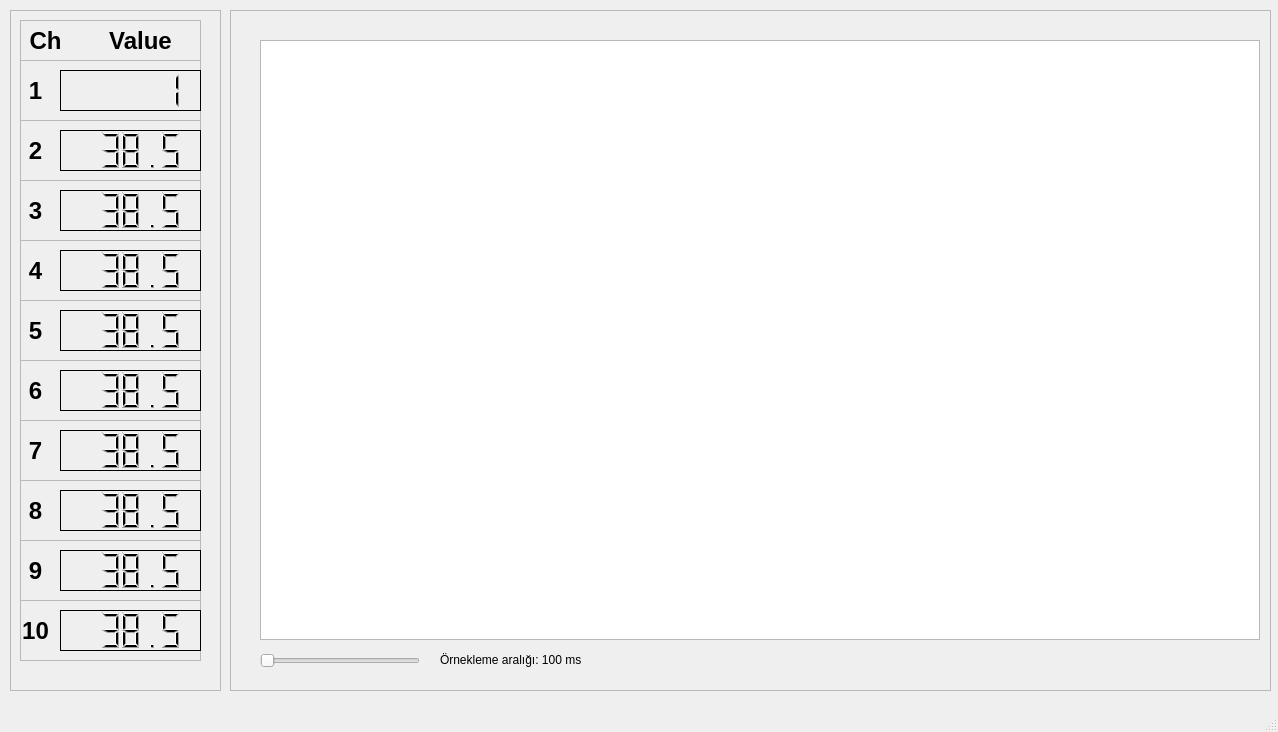
This is DataLogger/HexLogger/mainwindow.ui in KamilKAYA/Qt as Qt 5 draws it before an edit. The edited form follows.
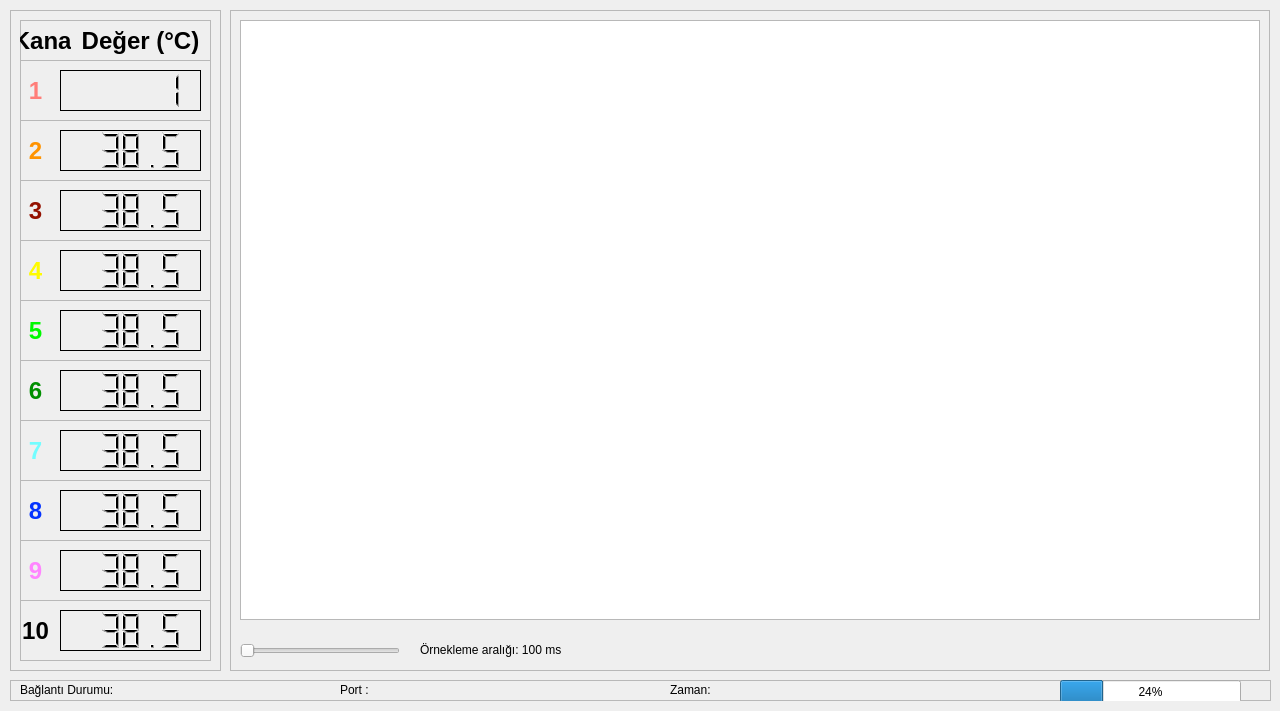
This is the edited form.

Diff of the .ui file:
```diff
--- a/DataLogger/HexLogger/mainwindow.ui
+++ b/DataLogger/HexLogger/mainwindow.ui
@@ -6,12 +6,57 @@
    <rect>
     <x>0</x>
     <y>0</y>
-    <width>1278</width>
-    <height>732</height>
+    <width>1280</width>
+    <height>711</height>
    </rect>
   </property>
+  <property name="minimumSize">
+   <size>
+    <width>1280</width>
+    <height>710</height>
+   </size>
+  </property>
+  <property name="maximumSize">
+   <size>
+    <width>16777215</width>
+    <height>16777215</height>
+   </size>
+  </property>
   <property name="windowTitle">
-   <string>MainWindow</string>
+   <string extracomment="Bu proje Kamil KAYA tarafından Hextio adına Qt'de açık kaynaklı olarak yazılmıştır.">Hextio Data Logger</string>
+  </property>
+  <property name="styleSheet">
+   <string notr="true">QLabel#item_label_1{
+	color: rgb(255, 126, 121);
+}
+QLabel#item_label_2{
+	color:rgb(255, 147, 0);
+}
+QLabel#item_label_3{
+	color: rgb(148, 17, 0);
+}
+QLabel#item_label_4{
+	color:rgb(255, 251, 0);
+}
+QLabel#item_label_5{
+	color: rgb(0, 249, 0);
+}
+QLabel#item_label_6{
+	color: rgb(0, 143, 0);
+}
+QLabel#item_label_7{
+	color: rgb(115, 253, 255);
+}
+QLabel#item_label_8{
+	color:rgb(4, 51, 255);
+}
+QLabel#item_label_9{
+	color:rgb(255, 133, 255);
+
+}
+QLabel#item_label_10{
+	color:rgb(148, 23, 81);
+}</string>
   </property>
   <widget class="QWidget" name="centralwidget">
    <widget class="QFrame" name="temperatures">
@@ -20,7 +65,7 @@
       <x>10</x>
       <y>10</y>
       <width>211</width>
-      <height>681</height>
+      <height>661</height>
      </rect>
     </property>
     <property name="frameShape">
@@ -34,7 +79,7 @@
       <rect>
        <x>10</x>
        <y>50</y>
-       <width>181</width>
+       <width>191</width>
        <height>61</height>
       </rect>
      </property>
@@ -104,7 +149,7 @@
       <rect>
        <x>10</x>
        <y>110</y>
-       <width>181</width>
+       <width>191</width>
        <height>61</height>
       </rect>
      </property>
@@ -171,7 +216,7 @@
       <rect>
        <x>10</x>
        <y>170</y>
-       <width>181</width>
+       <width>191</width>
        <height>61</height>
       </rect>
      </property>
@@ -238,7 +283,7 @@
       <rect>
        <x>10</x>
        <y>230</y>
-       <width>181</width>
+       <width>191</width>
        <height>61</height>
       </rect>
      </property>
@@ -305,7 +350,7 @@
       <rect>
        <x>10</x>
        <y>290</y>
-       <width>181</width>
+       <width>191</width>
        <height>61</height>
       </rect>
      </property>
@@ -372,7 +417,7 @@
       <rect>
        <x>10</x>
        <y>350</y>
-       <width>181</width>
+       <width>191</width>
        <height>61</height>
       </rect>
      </property>
@@ -439,7 +484,7 @@
       <rect>
        <x>10</x>
        <y>410</y>
-       <width>181</width>
+       <width>191</width>
        <height>61</height>
       </rect>
      </property>
@@ -506,7 +551,7 @@
       <rect>
        <x>10</x>
        <y>470</y>
-       <width>181</width>
+       <width>191</width>
        <height>61</height>
       </rect>
      </property>
@@ -573,7 +618,7 @@
       <rect>
        <x>10</x>
        <y>530</y>
-       <width>181</width>
+       <width>191</width>
        <height>61</height>
       </rect>
      </property>
@@ -640,7 +685,7 @@
       <rect>
        <x>10</x>
        <y>590</y>
-       <width>181</width>
+       <width>191</width>
        <height>61</height>
       </rect>
      </property>
@@ -707,7 +752,7 @@
       <rect>
        <x>10</x>
        <y>10</y>
-       <width>181</width>
+       <width>191</width>
        <height>41</height>
       </rect>
      </property>
@@ -734,7 +779,7 @@
        </font>
       </property>
       <property name="text">
-       <string>Ch</string>
+       <string>Kanal</string>
       </property>
       <property name="alignment">
        <set>Qt::AlignCenter</set>
@@ -757,7 +802,7 @@
        </font>
       </property>
       <property name="text">
-       <string>Value</string>
+       <string>Değer (°C)</string>
       </property>
       <property name="alignment">
        <set>Qt::AlignCenter</set>
@@ -770,10 +815,22 @@
      <rect>
       <x>230</x>
       <y>10</y>
-      <width>1041</width>
-      <height>681</height>
+      <width>1040</width>
+      <height>661</height>
      </rect>
     </property>
+    <property name="minimumSize">
+     <size>
+      <width>1040</width>
+      <height>0</height>
+     </size>
+    </property>
+    <property name="maximumSize">
+     <size>
+      <width>1040</width>
+      <height>16777215</height>
+     </size>
+    </property>
     <property name="frameShape">
      <enum>QFrame::StyledPanel</enum>
     </property>
@@ -783,9 +840,9 @@
     <widget class="QGraphicsView" name="graphicsView">
      <property name="geometry">
       <rect>
-       <x>30</x>
-       <y>30</y>
-       <width>1000</width>
+       <x>10</x>
+       <y>10</y>
+       <width>1020</width>
        <height>600</height>
       </rect>
      </property>
@@ -797,13 +854,13 @@
      </property>
      <property name="minimumSize">
       <size>
-       <width>1000</width>
+       <width>1020</width>
        <height>600</height>
       </size>
      </property>
      <property name="maximumSize">
       <size>
-       <width>1000</width>
+       <width>1020</width>
        <height>600</height>
       </size>
      </property>
@@ -823,8 +880,8 @@
     <widget class="QSlider" name="scaleBar">
      <property name="geometry">
       <rect>
-       <x>30</x>
-       <y>640</y>
+       <x>10</x>
+       <y>630</y>
        <width>160</width>
        <height>22</height>
       </rect>
@@ -851,8 +908,8 @@
     <widget class="QLabel" name="timeScaleLabel">
      <property name="geometry">
       <rect>
-       <x>210</x>
-       <y>640</y>
+       <x>190</x>
+       <y>630</y>
        <width>361</width>
        <height>20</height>
       </rect>
@@ -862,18 +919,75 @@
      </property>
     </widget>
    </widget>
+   <widget class="QFrame" name="statusBar">
+    <property name="geometry">
+     <rect>
+      <x>10</x>
+      <y>680</y>
+      <width>1261</width>
+      <height>21</height>
+     </rect>
+    </property>
+    <property name="frameShape">
+     <enum>QFrame::StyledPanel</enum>
+    </property>
+    <property name="frameShadow">
+     <enum>QFrame::Raised</enum>
+    </property>
+    <widget class="QLabel" name="connectionStatusLabel">
+     <property name="geometry">
+      <rect>
+       <x>10</x>
+       <y>0</y>
+       <width>261</width>
+       <height>20</height>
+      </rect>
+     </property>
+     <property name="text">
+      <string>Bağlantı Durumu:</string>
+     </property>
+    </widget>
+    <widget class="QLabel" name="connectionPortName">
+     <property name="geometry">
+      <rect>
+       <x>330</x>
+       <y>0</y>
+       <width>331</width>
+       <height>20</height>
+      </rect>
+     </property>
+     <property name="text">
+      <string>Port :</string>
+     </property>
+    </widget>
+    <widget class="QProgressBar" name="progressBar">
+     <property name="geometry">
+      <rect>
+       <x>1050</x>
+       <y>0</y>
+       <width>181</width>
+       <height>23</height>
+      </rect>
+     </property>
+     <property name="value">
+      <number>24</number>
+     </property>
+    </widget>
+    <widget class="QLabel" name="reelTimeTrig">
+     <property name="geometry">
+      <rect>
+       <x>660</x>
+       <y>0</y>
+       <width>321</width>
+       <height>20</height>
+      </rect>
+     </property>
+     <property name="text">
+      <string>Zaman:</string>
+     </property>
+    </widget>
+   </widget>
   </widget>
-  <widget class="QMenuBar" name="menubar">
-   <property name="geometry">
-    <rect>
-     <x>0</x>
-     <y>0</y>
-     <width>1278</width>
-     <height>22</height>
-    </rect>
-   </property>
-  </widget>
-  <widget class="QStatusBar" name="statusbar"/>
  </widget>
  <resources/>
  <connections/>
```
